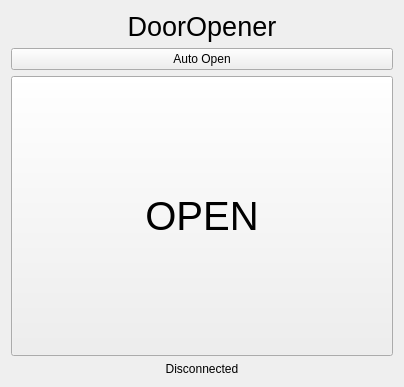
jacob3141/dooropener, file qdoorclient/mainwindow.ui: the form before one commit.
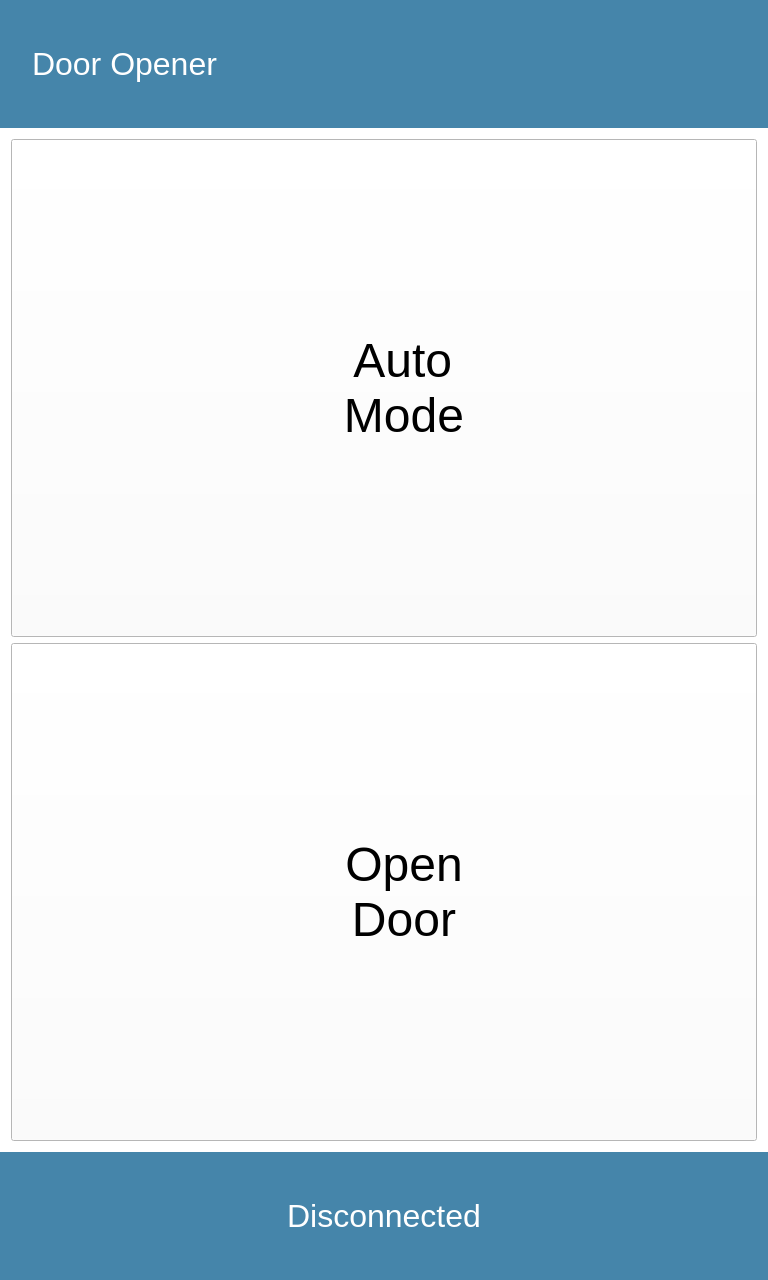
The form after the commit. The open tabs and pages were chosen to show the change. Icons and pictures are not drawn.

```diff
--- a/qdoorclient/mainwindow.ui
+++ b/qdoorclient/mainwindow.ui
@@ -6,8 +6,8 @@
    <rect>
     <x>0</x>
     <y>0</y>
-    <width>404</width>
-    <height>387</height>
+    <width>768</width>
+    <height>1280</height>
    </rect>
   </property>
   <property name="windowTitle">
@@ -18,44 +18,284 @@
   </property>
   <widget class="QWidget" name="centralWidget">
    <layout class="QVBoxLayout" name="verticalLayout">
+    <property name="spacing">
+     <number>0</number>
+    </property>
+    <property name="leftMargin">
+     <number>0</number>
+    </property>
+    <property name="topMargin">
+     <number>0</number>
+    </property>
+    <property name="rightMargin">
+     <number>0</number>
+    </property>
+    <property name="bottomMargin">
+     <number>0</number>
+    </property>
     <item>
-     <widget class="QLabel" name="labelDoar">
-      <property name="sizePolicy">
-       <sizepolicy hsizetype="Preferred" vsizetype="Fixed">
-        <horstretch>0</horstretch>
-        <verstretch>0</verstretch>
-       </sizepolicy>
+     <widget class="QStackedWidget" name="stackedWidget">
+      <property name="styleSheet">
+       <string notr="true">background-color: white;
+color: black;</string>
+      </property>
+      <widget class="QWidget" name="splashPage">
+       <property name="styleSheet">
+        <string notr="true">background: white;</string>
+       </property>
+       <layout class="QGridLayout" name="gridLayout">
+        <item row="0" column="1">
+         <spacer name="verticalSpacer">
+          <property name="orientation">
+           <enum>Qt::Vertical</enum>
+          </property>
+          <property name="sizeHint" stdset="0">
+           <size>
+            <width>20</width>
+            <height>502</height>
+           </size>
+          </property>
+         </spacer>
+        </item>
+        <item row="1" column="0">
+         <spacer name="horizontalSpacer">
+          <property name="orientation">
+           <enum>Qt::Horizontal</enum>
+          </property>
+          <property name="sizeHint" stdset="0">
+           <size>
+            <width>206</width>
+            <height>20</height>
+           </size>
+          </property>
+         </spacer>
+        </item>
+        <item row="1" column="1">
+         <widget class="QLabel" name="label_2">
+          <property name="minimumSize">
+           <size>
+            <width>320</width>
+            <height>240</height>
+           </size>
+          </property>
+          <property name="maximumSize">
+           <size>
+            <width>320</width>
+            <height>240</height>
+           </size>
+          </property>
+          <property name="text">
+           <string/>
+          </property>
+          <property name="pixmap">
+           <pixmap resource="resources.qrc">:/images/doorlogo.png</pixmap>
+          </property>
+         </widget>
+        </item>
+        <item row="1" column="2">
+         <spacer name="horizontalSpacer_2">
+          <property name="orientation">
+           <enum>Qt::Horizontal</enum>
+          </property>
+          <property name="sizeHint" stdset="0">
+           <size>
+            <width>206</width>
+            <height>20</height>
+           </size>
+          </property>
+         </spacer>
+        </item>
+        <item row="2" column="1">
+         <spacer name="verticalSpacer_2">
+          <property name="orientation">
+           <enum>Qt::Vertical</enum>
+          </property>
+          <property name="sizeHint" stdset="0">
+           <size>
+            <width>20</width>
+            <height>502</height>
+           </size>
+          </property>
+         </spacer>
+        </item>
+       </layout>
+      </widget>
+      <widget class="QWidget" name="mainPage">
+       <property name="styleSheet">
+        <string notr="true">QFrame {
+	border: none;
+}</string>
+       </property>
+       <layout class="QVBoxLayout" name="verticalLayout_2">
+        <property name="spacing">
+         <number>0</number>
+        </property>
+        <property name="leftMargin">
+         <number>0</number>
+        </property>
+        <property name="topMargin">
+         <number>0</number>
+        </property>
+        <property name="rightMargin">
+         <number>0</number>
+        </property>
+        <property name="bottomMargin">
+         <number>0</number>
+        </property>
+        <item>
+         <widget class="QFrame" name="frame">
+          <property name="minimumSize">
+           <size>
+            <width>0</width>
+            <height>128</height>
+           </size>
+          </property>
+          <property name="maximumSize">
+           <size>
+            <width>16777215</width>
+            <height>128</height>
+           </size>
+          </property>
+          <property name="styleSheet">
+           <string notr="true">QFrame {
+background-color: #4585aa;
+color: white;
+}
+</string>
+          </property>
+          <property name="frameShape">
+           <enum>QFrame::StyledPanel</enum>
+          </property>
+          <property name="frameShadow">
+           <enum>QFrame::Raised</enum>
+          </property>
+          <layout class="QHBoxLayout" name="horizontalLayout">
+           <property name="spacing">
+            <number>0</number>
+           </property>
+           <property name="leftMargin">
+            <number>0</number>
+           </property>
+           <property name="topMargin">
+            <number>0</number>
+           </property>
+           <property name="rightMargin">
+            <number>0</number>
+           </property>
+           <property name="bottomMargin">
+            <number>0</number>
+           </property>
+           <item>
+            <widget class="QLabel" name="label">
+             <property name="minimumSize">
+              <size>
+               <width>0</width>
+               <height>128</height>
+              </size>
+             </property>
+             <property name="maximumSize">
+              <size>
+               <width>16777215</width>
+               <height>128</height>
+              </size>
       </property>
       <property name="font">
        <font>
-        <pointsize>20</pointsize>
+               <pointsize>-1</pointsize>
        </font>
       </property>
       <property name="styleSheet">
-       <string notr="true"/>
+              <string notr="true">QLabel {
+padding-left: 24px;
+font-size: 32px;
+}
+</string>
       </property>
       <property name="text">
-       <string>DoorOpener</string>
-      </property>
-      <property name="alignment">
-       <set>Qt::AlignCenter</set>
-      </property>
-     </widget>
-    </item>
+              <string>Door Opener</string>
+             </property>
+            </widget>
+           </item>
+           <item>
+            <widget class="QPushButton" name="pushButton">
+             <property name="minimumSize">
+              <size>
+               <width>128</width>
+               <height>128</height>
+              </size>
+             </property>
+             <property name="maximumSize">
+              <size>
+               <width>128</width>
+               <height>128</height>
+              </size>
+             </property>
+             <property name="styleSheet">
+              <string notr="true">QPushButton {
+	background: rgba(0, 0, 0, 0.0);
+color: white;
+border: none;
+font-size: 20px;
+}</string>
+             </property>
+             <property name="text">
+              <string/>
+             </property>
+             <property name="icon">
+              <iconset resource="resources.qrc">
+               <normaloff>:/images/settings.png</normaloff>:/images/settings.png</iconset>
+             </property>
+             <property name="iconSize">
+              <size>
+               <width>64</width>
+               <height>64</height>
+              </size>
+             </property>
+            </widget>
+           </item>
+          </layout>
+         </widget>
+        </item>
+        <item>
+         <widget class="QFrame" name="frame_2">
+          <property name="frameShape">
+           <enum>QFrame::StyledPanel</enum>
+          </property>
+          <property name="frameShadow">
+           <enum>QFrame::Raised</enum>
+          </property>
+          <layout class="QVBoxLayout" name="verticalLayout_3">
     <item>
      <widget class="QPushButton" name="pushButtonAuto">
+             <property name="sizePolicy">
+              <sizepolicy hsizetype="Preferred" vsizetype="Preferred">
+               <horstretch>0</horstretch>
+               <verstretch>0</verstretch>
+              </sizepolicy>
+             </property>
       <property name="styleSheet">
-       <string notr="true">QPushButton:checked { background: red; height: 48px;}</string>
+              <string notr="true">QPushButton {
+
+font-size: 48px;
+}</string>
       </property>
       <property name="text">
-       <string>Auto Open</string>
+              <string>   Auto
+   Mode</string>
+             </property>
+             <property name="icon">
+              <iconset resource="resources.qrc">
+               <normaloff>:/images/automatic.png</normaloff>:/images/automatic.png</iconset>
+             </property>
+             <property name="iconSize">
+              <size>
+               <width>108</width>
+               <height>108</height>
+              </size>
       </property>
       <property name="checkable">
        <bool>true</bool>
       </property>
-      <property name="checked">
-       <bool>false</bool>
-      </property>
      </widget>
     </item>
     <item>
@@ -66,16 +306,15 @@
         <verstretch>0</verstretch>
        </sizepolicy>
       </property>
-      <property name="font">
-       <font>
-        <pointsize>30</pointsize>
-       </font>
-      </property>
       <property name="styleSheet">
-       <string notr="true"/>
+              <string notr="true">QPushButton {
+
+font-size: 48px;
+}</string>
       </property>
       <property name="text">
-       <string>OPEN</string>
+              <string>   Open
+   Door</string>
       </property>
       <property name="icon">
        <iconset>
@@ -83,19 +322,40 @@
       </property>
       <property name="iconSize">
        <size>
-        <width>256</width>
-        <height>256</height>
-       </size>
-      </property>
+               <width>108</width>
+               <height>108</height>
+              </size>
+             </property>
+            </widget>
+           </item>
+          </layout>
      </widget>
     </item>
     <item>
      <widget class="QLabel" name="labelConnectionState">
-      <property name="sizePolicy">
-       <sizepolicy hsizetype="Preferred" vsizetype="Fixed">
-        <horstretch>0</horstretch>
-        <verstretch>0</verstretch>
-       </sizepolicy>
+          <property name="minimumSize">
+           <size>
+            <width>0</width>
+            <height>128</height>
+           </size>
+          </property>
+          <property name="maximumSize">
+           <size>
+            <width>16777215</width>
+            <height>128</height>
+           </size>
+          </property>
+          <property name="font">
+           <font>
+            <pointsize>-1</pointsize>
+           </font>
+          </property>
+          <property name="styleSheet">
+           <string notr="true">QLabel {
+background-color: #4585aa;
+color: white;
+font-size: 32px;
+}</string>
       </property>
       <property name="text">
        <string>Disconnected</string>
@@ -108,6 +368,10 @@
    </layout>
   </widget>
  </widget>
+    </item>
+   </layout>
+  </widget>
+ </widget>
  <layoutdefault spacing="6" margin="11"/>
  <resources/>
  <connections/>
```
Left out of the diff: 8 changed lines with no effect on the pictures. Lines whose indentation alone changed are shown as unchanged.
